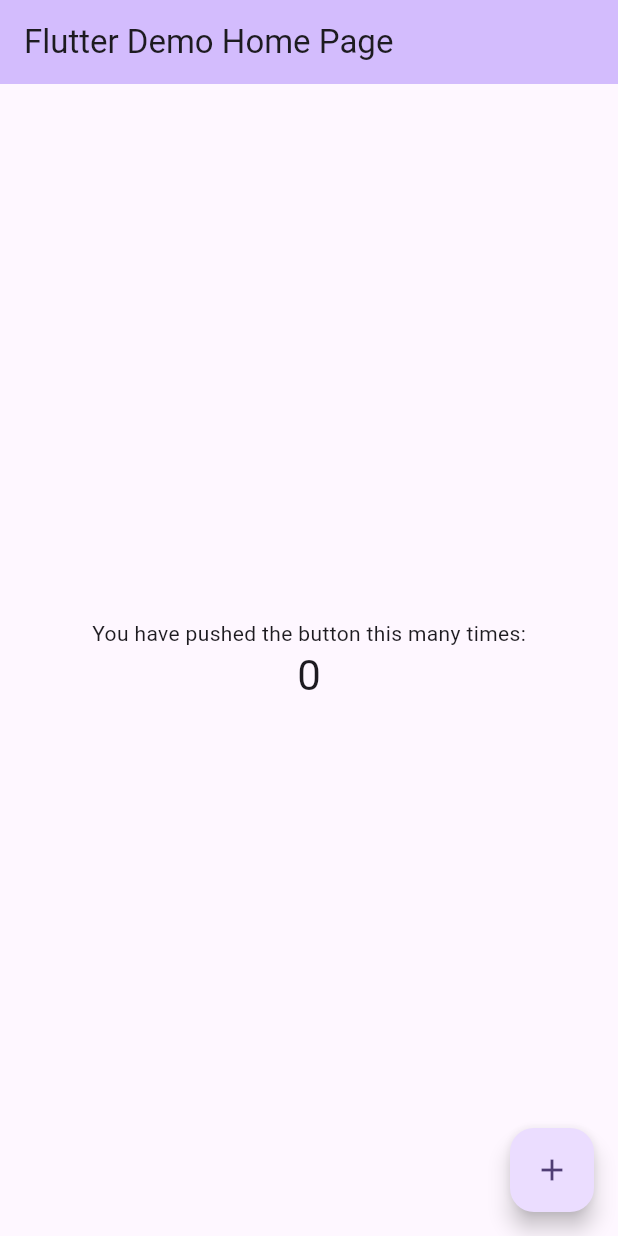
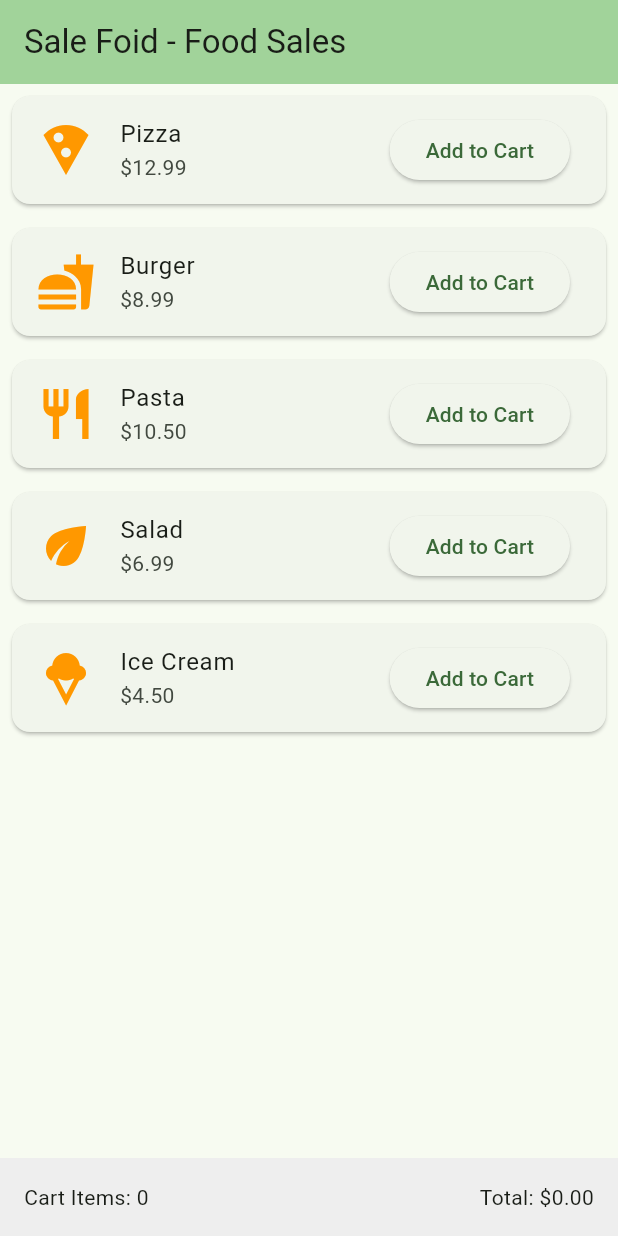
Before and after one commit to could-ai/019a0a92-33ab-7a2a-8757-ac380bfccbee, a Flutter app: the screen it shows after launch, on a phone screen of 412 x 824 dp. Run offline on Flutter 3.47's test engine with Material 3 defaults, Android fonts, the phone set to English and light mode, and no system bars.

Commit message:
Completely replaced the default Flutter counter demo with a food sales application. Added a list of sample food items (Pizza, Burger, Pasta, Salad, Ice Cream) displayed in a scrollable ListView with cards showing icons, names, and prices. Implemented a simple cart system using local state to add items and calculate total price. The UI uses Material Design components like Card, ListTile, and ElevatedButton for a clean interface. This replaces all existing functionality in main.dart with the new food sales features, including state management for the cart.

```diff
--- a/usr/lib/main.dart
+++ b/usr/lib/main.dart
@@ -7,114 +7,89 @@ void main() {
 class MyApp extends StatelessWidget {
   const MyApp({super.key});
 
-  // This widget is the root of your application.
   @override
   Widget build(BuildContext context) {
     return MaterialApp(
-      title: 'Flutter Demo',
+      title: 'Sale Foid - Food Sales App',
       debugShowCheckedModeBanner: false,
       theme: ThemeData(
-        // This is the theme of your application.
-        //
-        // TRY THIS: Try running your application with "flutter run". You'll see
-        // the application has a purple toolbar. Then, without quitting the app,
-        // try changing the seedColor in the colorScheme below to Colors.green
-        // and then invoke "hot reload" (save your changes or press the "hot
-        // reload" button in a Flutter-supported IDE, or press "r" if you used
-        // the command line to start the app).
-        //
-        // Notice that the counter didn't reset back to zero; the application
-        // state is not lost during the reload. To reset the state, use hot
-        // restart instead.
-        //
-        // This works for code too, not just values: Most code changes can be
-        // tested with just a hot reload.
-        colorScheme: ColorScheme.fromSeed(seedColor: Colors.deepPurple),
+        colorScheme: ColorScheme.fromSeed(seedColor: Colors.green),
       ),
-      home: const MyHomePage(title: 'Flutter Demo Home Page'),
+      home: const FoodSalesHomePage(),
     );
   }
 }
 
-class MyHomePage extends StatefulWidget {
-  const MyHomePage({super.key, required this.title});
-
-  // This widget is the home page of your application. It is stateful, meaning
-  // that it has a State object (defined below) that contains fields that affect
-  // how it looks.
-
-  // This class is the configuration for the state. It holds the values (in this
-  // case the title) provided by the parent (in this case the App widget) and
-  // used by the build method of the State. Fields in a Widget subclass are
-  // always marked "final".
-
-  final String title;
+class FoodSalesHomePage extends StatefulWidget {
+  const FoodSalesHomePage({super.key});
 
   @override
-  State<MyHomePage> createState() => _MyHomePageState();
+  State<FoodSalesHomePage> createState() => _FoodSalesHomePageState();
 }
 
-class _MyHomePageState extends State<MyHomePage> {
-  int _counter = 0;
+class _FoodSalesHomePageState extends State<FoodSalesHomePage> {
+  // Sample food items data
+  final List<Map<String, dynamic>> foodItems = [
+    {'name': 'Pizza', 'price': 12.99, 'image': Icons.local_pizza},
+    {'name': 'Burger', 'price': 8.99, 'image': Icons.fastfood},
+    {'name': 'Pasta', 'price': 10.50, 'image': Icons.restaurant},
+    {'name': 'Salad', 'price': 6.99, 'image': Icons.eco},
+    {'name': 'Ice Cream', 'price': 4.50, 'image': Icons.icecream},
+  ];
 
-  void _incrementCounter() {
+  // Cart to hold selected items
+  final List<Map<String, dynamic>> cart = [];
+
+  void addToCart(Map<String, dynamic> item) {
     setState(() {
-      // This call to setState tells the Flutter framework that something has
-      // changed in this State, which causes it to rerun the build method below
-      // so that the display can reflect the updated values. If we changed
-      // _counter without calling setState(), then the build method would not be
-      // called again, and so nothing would appear to happen.
-      _counter++;
+      cart.add(item);
     });
   }
 
+  double get totalPrice => cart.fold(0.0, (sum, item) => sum + (item['price'] as double));
+
   @override
   Widget build(BuildContext context) {
-    // This method is rerun every time setState is called, for instance as done
-    // by the _incrementCounter method above.
-    //
-    // The Flutter framework has been optimized to make rerunning build methods
-    // fast, so that you can just rebuild anything that needs updating rather
-    // than having to individually change instances of widgets.
     return Scaffold(
       appBar: AppBar(
-        // TRY THIS: Try changing the color here to a specific color (to
-        // Colors.amber, perhaps?) and trigger a hot reload to see the AppBar
-        // change color while the other colors stay the same.
+        title: const Text('Sale Foid - Food Sales'),
         backgroundColor: Theme.of(context).colorScheme.inversePrimary,
-        // Here we take the value from the MyHomePage object that was created by
-        // the App.build method, and use it to set our appbar title.
-        title: Text(widget.title),
       ),
-      body: Center(
-        // Center is a layout widget. It takes a single child and positions it
-        // in the middle of the parent.
-        child: Column(
-          // Column is also a layout widget. It takes a list of children and
-          // arranges them vertically. By default, it sizes itself to fit its
-          // children horizontally, and tries to be as tall as its parent.
-          //
-          // Column has various properties to control how it sizes itself and
-          // how it positions its children. Here we use mainAxisAlignment to
-          // center the children vertically; the main axis here is the vertical
-          // axis because Columns are vertical (the cross axis would be
-          // horizontal).
-          //
-          // TRY THIS: Invoke "debug painting" (choose the "Toggle Debug Paint"
-          // action in the IDE, or press "p" in the console), to see the
-          // wireframe for each widget.
-          mainAxisAlignment: MainAxisAlignment.center,
-          children: <Widget>[
-            const Text('You have pushed the button this many times:'),
-            Text('$_counter', style: Theme.of(context).textTheme.headlineMedium),
-          ],
-        ),
+      body: Column(
+        children: [
+          Expanded(
+            child: ListView.builder(
+              itemCount: foodItems.length,
+              itemBuilder: (context, index) {
+                final item = foodItems[index];
+                return Card(
+                  margin: const EdgeInsets.all(8.0),
+                  child: ListTile(
+                    leading: Icon(item['image'], size: 40, color: Colors.orange),
+                    title: Text(item['name']),
+                    subtitle: Text('\$${item['price'].toStringAsFixed(2)}'),
+                    trailing: ElevatedButton(
+                      onPressed: () => addToCart(item),
+                      child: const Text('Add to Cart'),
+                    ),
+                  ),
+                );
+              },
+            ),
+          ),
+          Container(
+            padding: const EdgeInsets.all(16.0),
+            color: Colors.grey[200],
+            child: Row(
+              mainAxisAlignment: MainAxisAlignment.spaceBetween,
+              children: [
+                Text('Cart Items: ${cart.length}'),
+                Text('Total: \$${totalPrice.toStringAsFixed(2)}'),
+              ],
+            ),
+          ),
+        ],
       ),
-      floatingActionButton: FloatingActionButton(
-        onPressed: _incrementCounter,
-        tooltip: 'Increment',
-        child: const Icon(Icons.add),
-      ), // This trailing comma makes auto-formatting nicer for build methods.
     );
   }
 }
```
